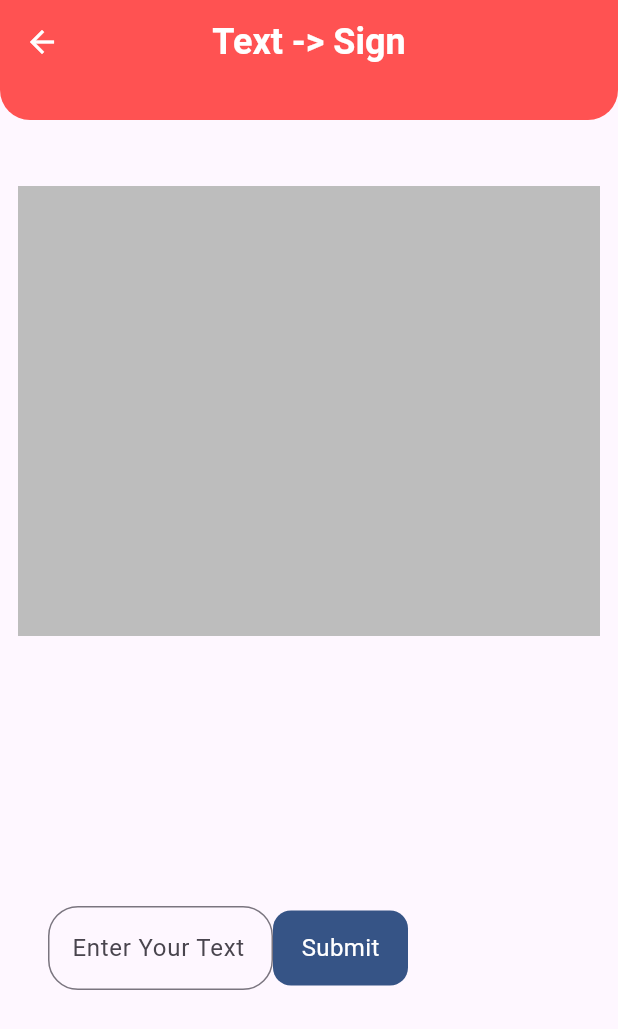
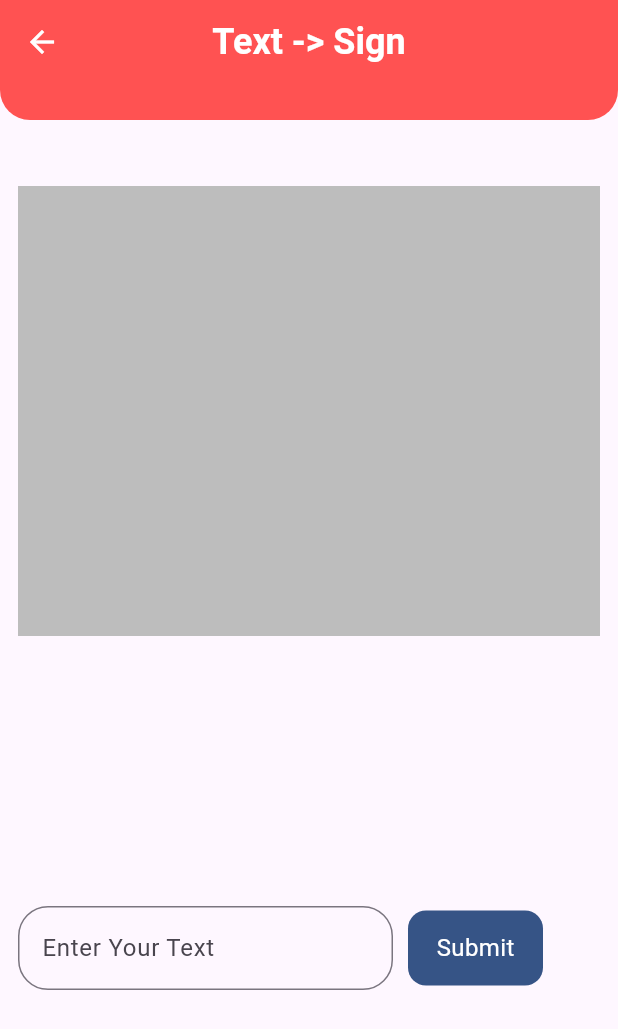
Before and after one commit to shreeshantuchi/sign_language_frontend, a Flutter app: the ReverseScreen screen opened directly, on a phone screen of 412 x 824 dp. Shown: the top 1029 px of the screen. Run offline on Flutter 3.47's test engine with Material 3 defaults, Android fonts, the light colour scheme and no system bars; our stand-ins replace camera, file_picker, image_picker, phosphor_flutter, searchfield, video_player; missing offline and left inert: ffmpeg_kit_flutter_min, fraction, gal, video_editor.

Commit message:
updated cahnges

```diff
--- a/lib/modle/dictionary_modle.dart
+++ b/lib/modle/dictionary_modle.dart
@@ -1,6 +1,11 @@
 class DisctionaryModle {
   final String name;
   final int id;
+  final String videoUrl;
 
-  DisctionaryModle({required this.name, required this.id});
+  DisctionaryModle({
+    required this.name,
+    required this.id,
+    required this.videoUrl,
+  });
 }
--- a/lib/provider/signDetectState/sign_detect_state_Provider.dart
+++ b/lib/provider/signDetectState/sign_detect_state_Provider.dart
@@ -6,13 +6,24 @@ import 'package:flutter/material.dart';
 
 enum StreamState { initial, start, end }
 
+enum InitializingState { initial, done }
+
 enum CameraControllerState { initial, start }
 
 class SignProvider extends ChangeNotifier {
+  bool isTextFieldFocus = false;
+
   StreamState? state;
+  InitializingState? initializingState;
 
   CameraControllerState? cameraState;
   Uint8List? iamge;
+
+  void updateFocus(bool focus) {
+    isTextFieldFocus = focus;
+    notifyListeners();
+  }
+
   void updateImage(Uint8List? iamges) {
     iamge = iamges;
     notifyListeners();
@@ -23,6 +34,11 @@ class SignProvider extends ChangeNotifier {
     notifyListeners();
   }
 
+  void updateInitializingState(InitializingState x) {
+    initializingState = x;
+    notifyListeners();
+  }
+
   void updateCameraState(CameraControllerState x) {
     cameraState = x;
     notifyListeners();
--- a/lib/screen/cameraScreen/homeScreen/home_screen.dart
+++ b/lib/screen/cameraScreen/homeScreen/home_screen.dart
@@ -178,7 +178,9 @@ class _HomeScreenState extends State<HomeScreen> {
               Navigator.push(
                 context,
                 MaterialPageRoute(
-                  builder: (cobetext) => const ReverseScreen(),
+                  builder: (cobetext) => const ListScreen(
+                    fileList: [],
+                  ),
                 ),
               );
             }),
--- a/lib/screen/reverseSignScreen/reverse_screen.dart
+++ b/lib/screen/reverseSignScreen/reverse_screen.dart
@@ -2,6 +2,7 @@ import 'package:flutter/cupertino.dart';
 import 'package:flutter/material.dart';
 import 'package:flutter/widgets.dart';
 import 'package:sign_language_record_app/Api/dictionary_api.dart';
+import 'package:sign_language_record_app/provider/signDetectState/sign_detect_state_Provider.dart';
 import 'package:sign_language_record_app/screen/videoPlayerScreen/video_player.dart';
 import 'package:sign_language_record_app/widget/app_button.dart';
 import 'package:provider/provider.dart';
@@ -22,7 +23,6 @@ class _ReverseScreenState extends State<ReverseScreen> {
 
   @override
   Widget build(BuildContext context) {
-    TextEditingController textEditingController = TextEditingController();
     return WillPopScope(
       onWillPop: () async {
         context
@@ -52,48 +52,53 @@ class _ReverseScreenState extends State<ReverseScreen> {
           padding: const EdgeInsets.symmetric(horizontal: 12, vertical: 24),
           child: Stack(
             children: [
-              SingleChildScrollView(
+              const SingleChildScrollView(
                 child: Column(
                   mainAxisAlignment: MainAxisAlignment.end,
                   children: [
-                    const SizedBox(
+                    SizedBox(
                       height: 20,
                     ),
-                    const SwitchWidget(),
-                    const SizedBox(
+                    SwitchWidget(),
+                    SizedBox(
                       height: 250,
                     ),
                   ],
                 ),
               ),
               Positioned(
-                  top: 500,
-                  left: 20,
-                  child: Searchfield(
-                      textEditingController: textEditingController)),
+                top: context.watch<SignProvider>().isTextFieldFocus ? 330 : 500,
+                left: 0,
+                child: AnimatedPositioned(
+                  duration: const Duration(milliseconds: 300),
+                  top: context.watch<SignProvider>().isTextFieldFocus
+                      ? 330
+                      : 500,
+                  left: 0,
+                  child: searchField(),
+                ),
+              ),
             ],
           ),
         ),
       ),
     );
   }
-}
 
-class Searchfield extends StatelessWidget {
-  const Searchfield({
-    super.key,
-    required this.textEditingController,
-  });
-
-  final TextEditingController textEditingController;
-
-  @override
-  Widget build(BuildContext context) {
+  Row searchField() {
+    TextEditingController textEditingController = TextEditingController();
     return Row(
       children: [
         SizedBox(
-          width: 150,
+          width: 250,
           child: TextField(
+            onTap: () => context.read<SignProvider>().updateFocus(true),
+            onSubmitted: (value) {
+              context.read<SignProvider>().updateFocus(false);
+              context
+                  .read<DictionaryAPi>()
+                  .getReverseSignVideo(textEditingController.text);
+            },
             decoration: const InputDecoration(
                 hintText: "Enter Your Text",
                 border: OutlineInputBorder(
@@ -105,10 +110,15 @@ class Searchfield extends StatelessWidget {
             controller: textEditingController,
           ),
         ),
+        const SizedBox(
+          width: 10,
+        ),
         AppButton(
             width: 90,
             text: "Submit",
             onPressed: () {
+              FocusScope.of(context).unfocus();
+              context.read<SignProvider>().updateFocus(false);
               context
                   .read<DictionaryAPi>()
                   .getReverseSignVideo(textEditingController.text);
@@ -137,8 +147,8 @@ class SwitchWidget extends StatelessWidget {
           height: 300,
           width: 400,
           color: Colors.grey[400],
-          child: Center(
-            child: const CircularProgressIndicator(
+          child: const Center(
+            child: CircularProgressIndicator(
               color: Colors.white,
             ),
           ),
```
Also changed, not shown: lib/Api/dictionary_api.dart (+5 -13 lines), lib/screen/signLanguageScreen/si_language_screen.dart (+51 -12 lines).
